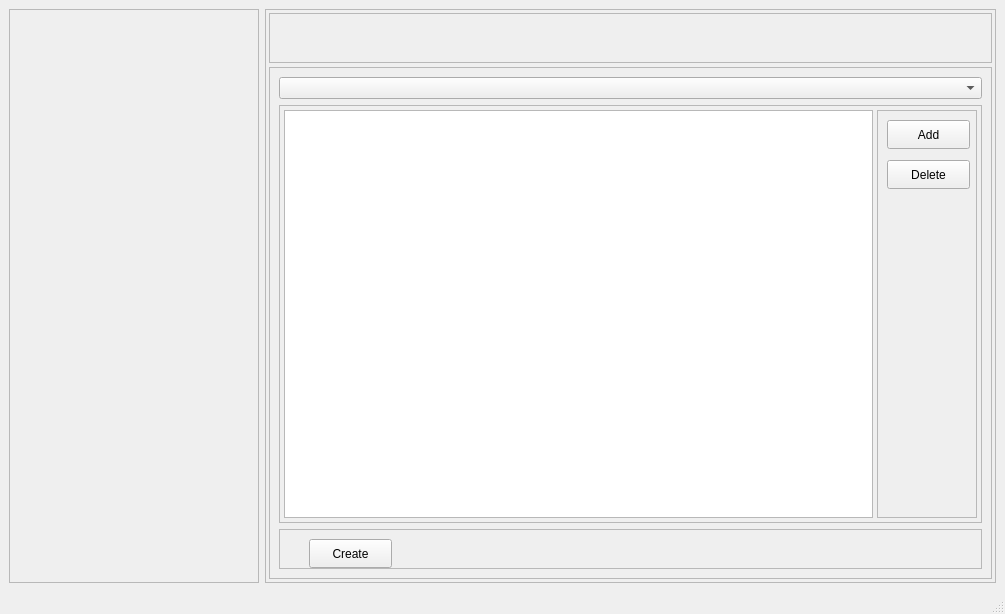
Before: the Qt Designer form UIFiles/watchlists.ui in ShubhamMandavkar/TYLiveProjectt-StockAutomationSystem, drawn with Qt 5.
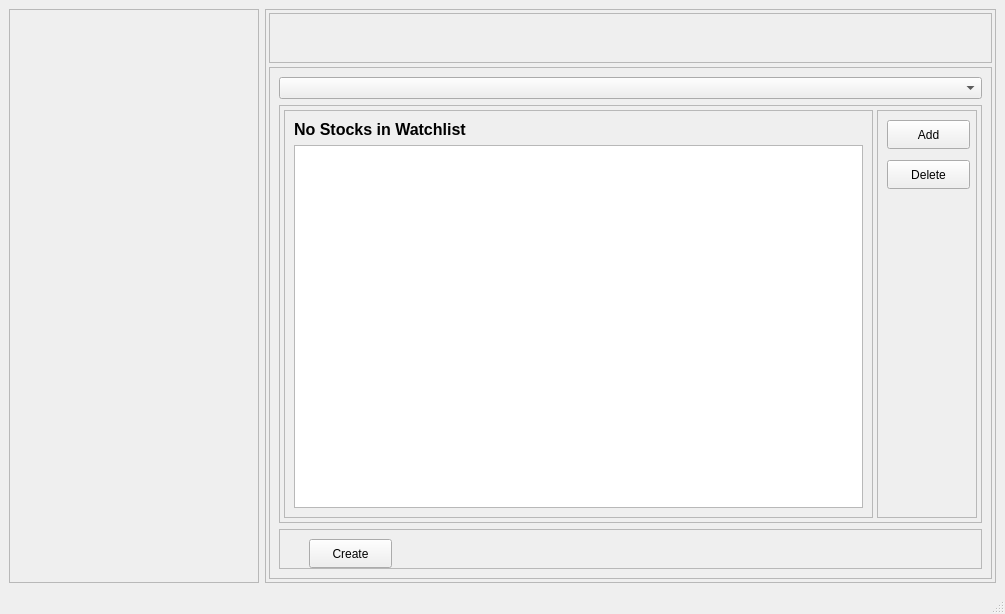
After: the same form once the commit is applied.

Commit message: added the functionality to add stock in watchlist

```diff
--- a/UIFiles/watchlists.ui
+++ b/UIFiles/watchlists.ui
@@ -96,7 +96,7 @@
            <widget class="QComboBox" name="cmbWatchlists"/>
           </item>
           <item>
-           <widget class="QFrame" name="frame_5">
+           <widget class="QFrame" name="frmWLContent">
             <property name="frameShape">
              <enum>QFrame::StyledPanel</enum>
             </property>
@@ -120,7 +120,41 @@
               <number>4</number>
              </property>
              <item>
-              <widget class="QTableView" name="tbvWatchlist"/>
+              <widget class="QFrame" name="frame_5">
+               <property name="frameShape">
+                <enum>QFrame::StyledPanel</enum>
+               </property>
+               <property name="frameShadow">
+                <enum>QFrame::Raised</enum>
+               </property>
+               <layout class="QVBoxLayout" name="verticalLayout_3">
+                <item>
+                 <widget class="QLabel" name="lblMsg">
+                  <property name="maximumSize">
+                   <size>
+                    <width>16777215</width>
+                    <height>20</height>
+                   </size>
+                  </property>
+                  <property name="font">
+                   <font>
+                    <pointsize>12</pointsize>
+                    <bold>true</bold>
+                   </font>
+                  </property>
+                  <property name="text">
+                   <string>No Stocks in Watchlist</string>
+                  </property>
+                  <property name="wordWrap">
+                   <bool>true</bool>
+                  </property>
+                 </widget>
+                </item>
+                <item>
+                 <widget class="QTableView" name="tbvWatchlist"/>
+                </item>
+               </layout>
+              </widget>
              </item>
              <item>
               <widget class="QFrame" name="frame_6">
```
Left out of the diff: 6 changed lines with no effect on the pictures. The commit also changes 21 other files.
